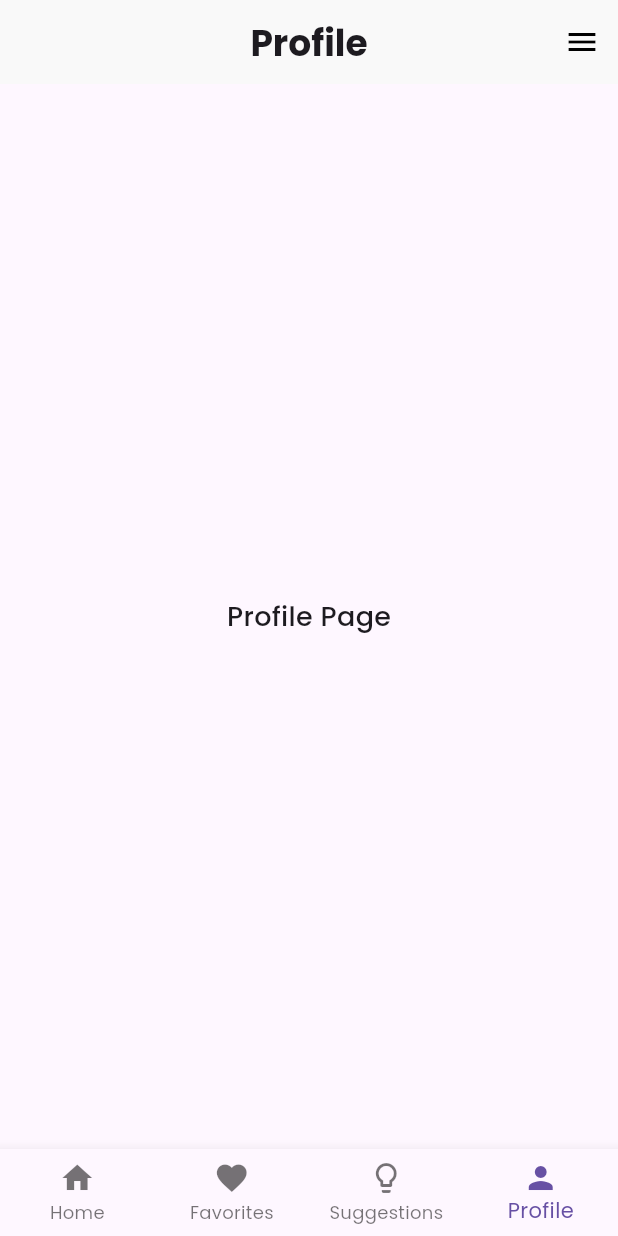
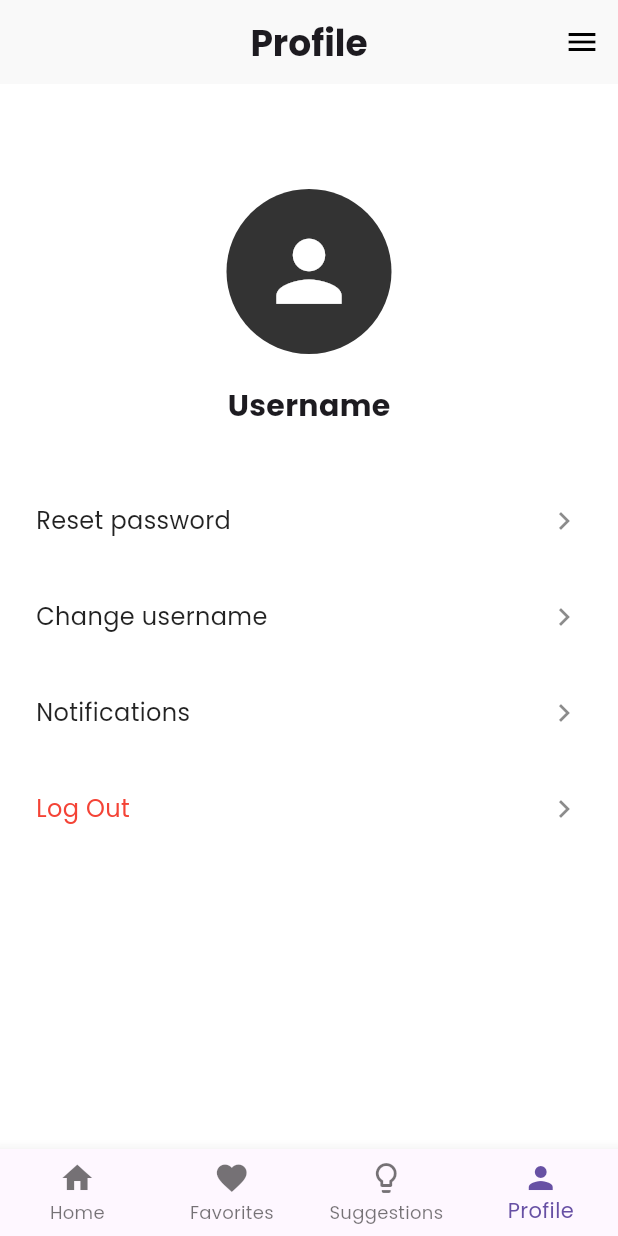
Before and after one commit to taha-kahya/cs310-group11, a Flutter app: the screen it shows after launch, item 4 of the bottom bar chosen, on a phone screen of 412 x 824 dp. Run offline on Flutter 3.47's test engine with Material 3 defaults, Android fonts, the phone set to English and light mode, and no system bars; network calls fail.

Commit message:
feat: implement profile page ui

```diff
--- a/lib/pages/profile/profile_page.dart
+++ b/lib/pages/profile/profile_page.dart
@@ -1,20 +1,101 @@
 import 'package:flutter/material.dart';
 
-class ProfilePage extends StatefulWidget {
+class ProfilePage extends StatelessWidget {
   const ProfilePage({super.key});
 
   @override
-  State<ProfilePage> createState() => _ProfilePageState();
-}
+  Widget build(BuildContext context) {
+    return Container(
+      color: Colors.white,
+      child: Column(
+        children: [
+          const SizedBox(height: 70),
 
-class _ProfilePageState extends State<ProfilePage> {
-  @override
-  Widget build(BuildContext context) {
-    return const Center(
-      child: Text(
-        'Profile Page',
-        style: TextStyle(fontSize: 18, fontWeight: FontWeight.w500),
+          // Profile Icon
+          const CircleAvatar(
+            radius: 55,
+            backgroundColor: Color(0xFF333333),
+            child: Icon(
+              Icons.person,
+              size: 65,
+              color: Colors.white,
+            ),
+          ),
+
+          const SizedBox(height: 20),
+
+          // Username
+          const Text(
+            "Username",
+            style: TextStyle(
+              fontSize: 20,
+              fontWeight: FontWeight.w600,
+            ),
+          ),
+
+          const SizedBox(height: 30),
+
+
+          _ProfileOption(
+            title: "Reset password",
+            onTap: () {},
+          ),
+
+          _ProfileOption(
+            title: "Change username",
+            onTap: () {},
+          ),
+
+          _ProfileOption(
+            title: "Notifications",
+            onTap: () {},
+          ),
+
+          _ProfileOption(
+            title: "Log Out",
+            colorRed: true,
+            onTap: () {},
+          ),
+        ],
       ),
     );
   }
 }
+
+class _ProfileOption extends StatelessWidget {
+  final String title;
+  final VoidCallback onTap;
+  final bool colorRed;
+
+  const _ProfileOption({
+    required this.title,
+    required this.onTap,
+    this.colorRed = false,
+  });
+
+  @override
+  Widget build(BuildContext context) {
+    return InkWell(
+      onTap: onTap,
+      child: Padding(
+        padding: const EdgeInsets.symmetric(horizontal: 24, vertical: 20),
+        child: Row(
+          mainAxisAlignment: MainAxisAlignment.spaceBetween,
+          children: [
+            Text(
+              title,
+              style: TextStyle(
+                fontSize: 16,
+                color: colorRed ? Colors.red : Colors.black87,
+              ),
+            ),
+            Icon(
+              Icons.chevron_right,
+              color: Colors.black45,
+            ),
+          ],
+        ),
+      ),
+    );
+  }
+}
```
